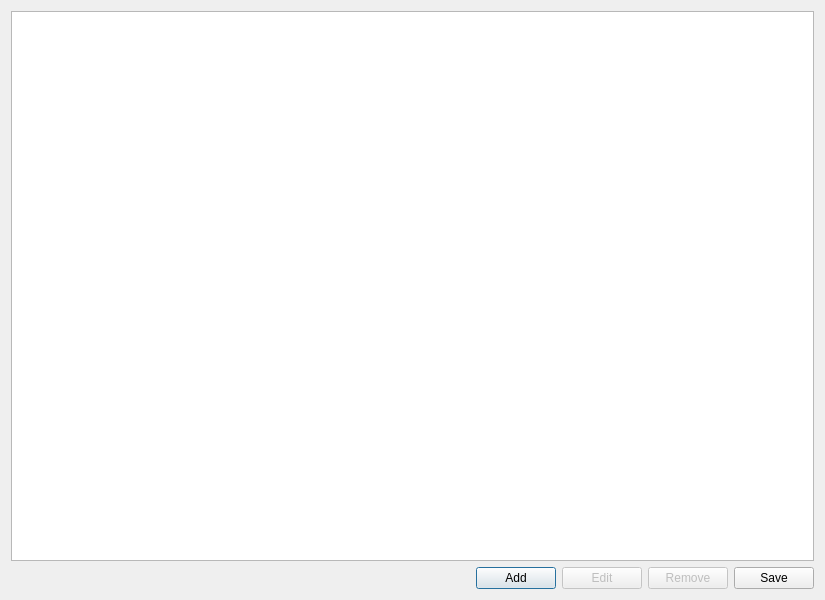
wario-land/WL4Editor, file Dialog/PatchManagerDialog.ui: the form before one commit.
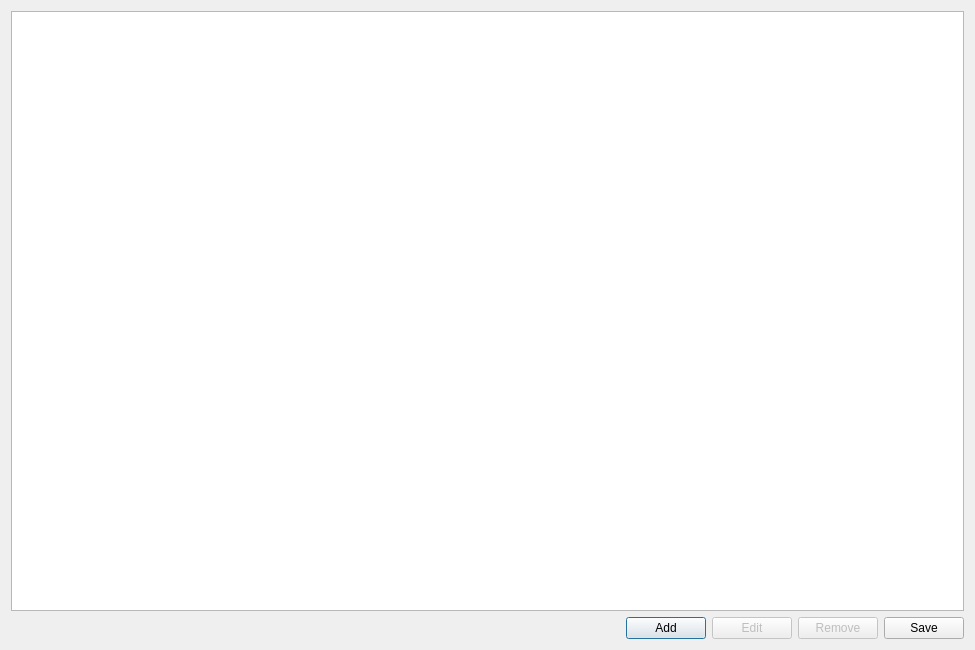
The form after the commit. Custom widgets are drawn as their Qt base class.

```diff
--- a/Dialog/PatchManagerDialog.ui
+++ b/Dialog/PatchManagerDialog.ui
@@ -6,8 +6,8 @@
    <rect>
     <x>0</x>
     <y>0</y>
-    <width>825</width>
-    <height>600</height>
+    <width>975</width>
+    <height>650</height>
    </rect>
   </property>
   <property name="windowTitle">
```
